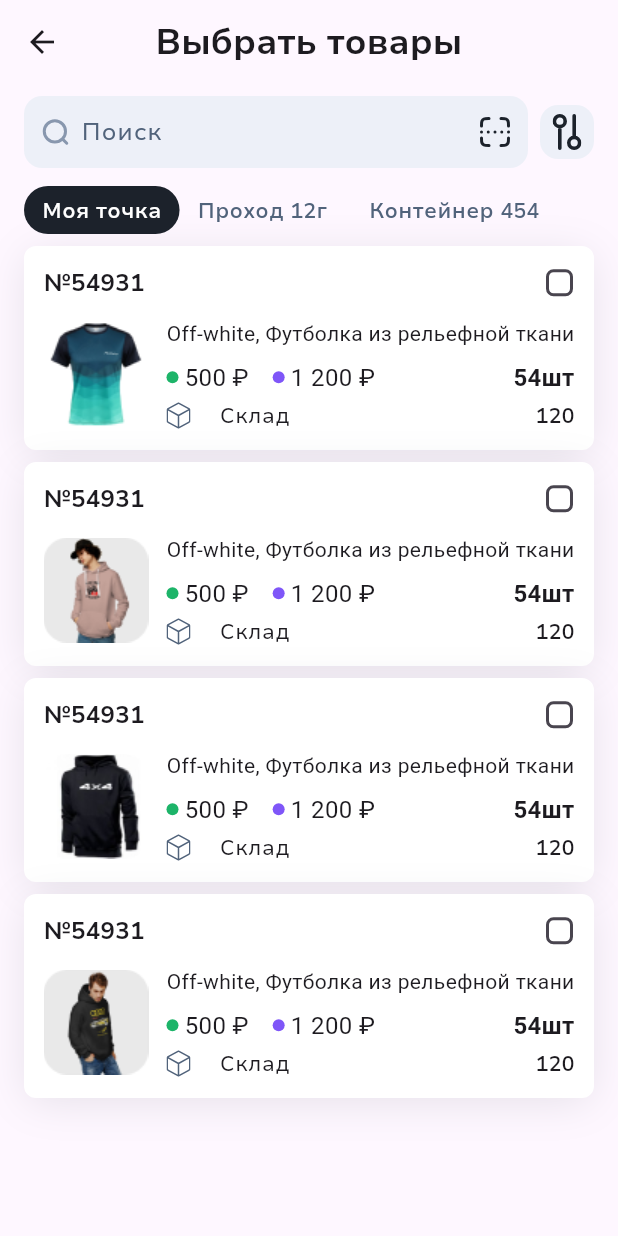
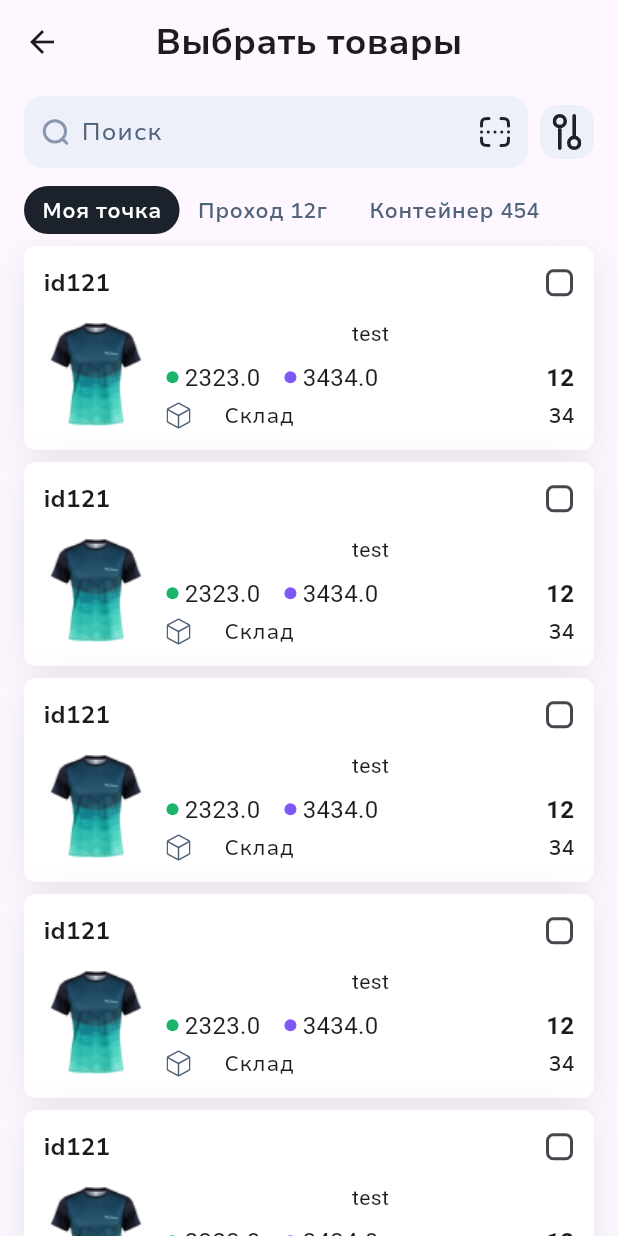
Before and after one commit to angelvlch/Flutter_Figma, a Flutter app: the screen it shows after launch, after a tap on "Добавить", on a phone screen of 412 x 824 dp. Run offline on Flutter 3.47's test engine with Material 3 defaults, Android fonts, the phone set to English and light mode, and no system bars; our stand-ins replace flutter_svg.

Commit message:
feat: add model Product

```diff
--- /dev/null
+++ b/lib/models/product.dart
@@ -0,0 +1,21 @@
+class Product {
+  final String name;
+  final String id;
+  final double sellCost;
+  final double buyCost;
+  final String image;
+  final int count;
+  final int stockCount;
+  bool isSelected;
+
+  Product({
+    required this.name,
+    required this.id,
+    required this.sellCost,
+    required this.buyCost,
+    required this.image,
+    required this.count,
+    required this.stockCount,
+    this.isSelected = false,
+  });
+}
--- a/lib/pages/main_screen.dart/three_buttons.dart
+++ b/lib/pages/main_screen.dart/three_buttons.dart
@@ -8,15 +8,13 @@ class ThreeButtons extends StatelessWidget {
 // вынести все в виджет
   @override
   Widget build(BuildContext context) {
-    return const Expanded(
-      child: Row(
+    return const Row(
       mainAxisAlignment: MainAxisAlignment.spaceBetween,
       children: [
         Padding(
           padding: EdgeInsets.all(12),
           child: MyWidget(
-                iconPath: 'assets/icons/calendar.svg',
-                title: 'История\nпродаж'),
+              iconPath: 'assets/icons/calendar.svg', title: 'История\nпродаж'),
         ),
         Padding(
           padding: EdgeInsets.all(12),
@@ -29,15 +27,14 @@ class ThreeButtons extends StatelessWidget {
               iconPath: 'assets/icons/file-plus.svg', title: 'Мои\nрасходы'),
         ),
       ],
-      ),
     );
   }
 }
 
 class MyWidget extends StatelessWidget {
-  final title;
-  final iconPath;
-  const MyWidget({super.key, this.title, this.iconPath});
+  final String title;
+  final String iconPath;
+  const MyWidget({super.key, required this.title, required this.iconPath});
 
   @override
   Widget build(BuildContext context) {
--- a/lib/pages/select_product/select_product_screen.dart
+++ b/lib/pages/select_product/select_product_screen.dart
@@ -1,7 +1,10 @@
+import 'package:figma/configs/foto.dart';
+import 'package:figma/models/product.dart';
 import 'package:figma/pages/select_product/widgets/clothes_card.dart';
 import 'package:figma/pages/select_product/widgets/container_chips.dart';
 import 'package:figma/pages/select_product/widgets/search_widget.dart';
 import 'package:flutter/material.dart';
+import 'package:flutter/widgets.dart';
 
 class SelectProductScreen extends StatefulWidget {
   const SelectProductScreen({super.key});
@@ -11,6 +14,48 @@ class SelectProductScreen extends StatefulWidget {
 }
 
 class _SelectProductScreenState extends State<SelectProductScreen> {
+  final _products = [
+    Product(
+        name: 'test',
+        id: 'id121',
+        sellCost: 3434,
+        buyCost: 2323,
+        image: Foto.listPathFoto.first,
+        count: 12,
+        stockCount: 34),
+    Product(
+        name: 'test',
+        id: 'id121',
+        sellCost: 3434,
+        buyCost: 2323,
+        image: Foto.listPathFoto.first,
+        count: 12,
+        stockCount: 34),
+    Product(
+        name: 'test',
+        id: 'id121',
+        sellCost: 3434,
+        buyCost: 2323,
+        image: Foto.listPathFoto.first,
+        count: 12,
+        stockCount: 34),
+    Product(
+        name: 'test',
+        id: 'id121',
+        sellCost: 3434,
+        buyCost: 2323,
+        image: Foto.listPathFoto.first,
+        count: 12,
+        stockCount: 34),
+    Product(
+        name: 'test',
+        id: 'id121',
+        sellCost: 3434,
+        buyCost: 2323,
+        image: Foto.listPathFoto.first,
+        count: 12,
+        stockCount: 34),
+  ];
   @override
   Widget build(BuildContext context) {
     return Scaffold(
@@ -25,15 +70,34 @@ class _SelectProductScreenState extends State<SelectProductScreen> {
           ),
         ),
       ),
-      body: Column(
+      body: Stack(
+        children: [
+          Column(
             children: [
               const SearchWidget(),
               const ContainerChips(),
               Expanded(
                 child: ListView.builder(
                   shrinkWrap: true,
-              itemCount: 4,
-              itemBuilder: (context, index) => ClothesCard(index: index),
+                  itemCount: _products.length,
+                  itemBuilder: (context, index) => ClothesCard(
+                    product: _products.elementAt(index),
+                    onChange: (value) => setState(
+                      () {
+                        _products.elementAt(index).isSelected = value ?? false;
+                      },
+                    ),
+                  ),
+                ),
+              ),
+            ],
+          ),
+          if (_products.any((element) => element.isSelected == true))
+            Align(
+              alignment: Alignment.center,
+              child: Container(
+                color: Colors.red,
+                height: 100,
               ),
             ),
         ],
--- a/lib/pages/select_product/widgets/clothes_card.dart
+++ b/lib/pages/select_product/widgets/clothes_card.dart
@@ -1,13 +1,14 @@
 import 'package:figma/configs/font_style.dart';
-import 'package:figma/configs/foto.dart';
-import 'package:figma/pages/count_items/count_items_screen.dart';
+
+import 'package:figma/models/product.dart';
+
 import 'package:flutter/material.dart';
 import 'package:flutter_svg/svg.dart';
 
 class ClothesCard extends StatefulWidget {
-  final index;
-
-  const ClothesCard({super.key, this.index});
+  final Product product;
+  final void Function(bool? value) onChange;
+  const ClothesCard({super.key, required this.product, required this.onChange});
 
   @override
   State<ClothesCard> createState() => _ClothesCardState();
@@ -15,7 +16,13 @@ class ClothesCard extends StatefulWidget {
 
 class _ClothesCardState extends State<ClothesCard> {
   bool? isChecked = false;
-  late List<int> selectedItem;
+
+  void onChange(bool? value) {
+    setState(() {
+      widget.product.isSelected = value!;
+    });
+  }
+
   @override
   Widget build(BuildContext context) {
     return Container(
@@ -29,14 +36,14 @@ class _ClothesCardState extends State<ClothesCard> {
             const SizedBox(height: 12),
             Row(
               children: [
-                Image.asset(Foto.listPathFoto[widget.index]),
+                Image.asset(widget.product.image),
                 const SizedBox(
                   width: 12,
                 ),
                 Expanded(
                   child: Column(
                     children: [
-                      const Text('Off-white, Футболка из рельефной ткани'),
+                      Text(widget.product.name),
                       const SizedBox(height: 8),
                       Row(
                         children: [
@@ -48,8 +55,8 @@ class _ClothesCardState extends State<ClothesCard> {
                                 borderRadius: BorderRadius.circular(20)),
                           ),
                           const SizedBox(width: 4),
-                          const Text(
-                            '500 ₽',
+                          Text(
+                            '${widget.product.buyCost}',
                             style: TextStyle(fontSize: 16),
                           ),
                           const SizedBox(width: 16),
@@ -61,15 +68,15 @@ class _ClothesCardState extends State<ClothesCard> {
                                 borderRadius: BorderRadius.circular(20)),
                           ),
                           const SizedBox(width: 4),
-                          const Text(
-                            '1 200 ₽',
+                          Text(
+                            '${widget.product.sellCost}',
                             style: TextStyle(fontSize: 16),
                           ),
                           const SizedBox(width: 16),
-                          const Expanded(
+                          Expanded(
                             child: Text(
-                              '54шт',
-                              style: TextStyle(
+                              '${widget.product.count}',
+                              style: const TextStyle(
                                 fontSize: 16,
                                 fontWeight: FontWeight.w700,
                               ),
@@ -98,8 +105,8 @@ class _ClothesCardState extends State<ClothesCard> {
                           const SizedBox(
                             width: 125,
                           ),
-                          const Text('120',
-                              style: TextStyle(
+                          Text('${widget.product.stockCount}',
+                              style: const TextStyle(
                                 fontFamily: MyFontStyle.fontFamily,
                                 fontWeight: FontWeight.w600,
                                 fontSize: 14,
@@ -119,8 +126,8 @@ class _ClothesCardState extends State<ClothesCard> {
     return Row(
       mainAxisAlignment: MainAxisAlignment.spaceBetween,
       children: [
-        const Text(
-          '№54931',
+        Text(
+          widget.product.id,
           style: TextStyle(
             fontFamily: MyFontStyle.fontFamily,
             fontSize: 16,
@@ -134,8 +141,8 @@ class _ClothesCardState extends State<ClothesCard> {
             shape:
                 RoundedRectangleBorder(borderRadius: BorderRadius.circular(5)),
             activeColor: const Color.fromRGBO(74, 114, 255, 1),
-            value: isChecked,
-            onChanged: (value) => change(value),
+            value: widget.product.isSelected,
+            onChanged: widget.onChange,
           ),
         ),
       ],
@@ -147,7 +154,9 @@ class _ClothesCardState extends State<ClothesCard> {
       color: Colors.white,
       border: Border.all(
         width: 1,
-        color: isChecked! ? Color.fromRGBO(74, 114, 255, 1) : Colors.white,
+        color: widget.product.isSelected
+            ? Color.fromRGBO(74, 114, 255, 1)
+            : Colors.white,
       ),
       borderRadius: BorderRadius.circular(8),
       boxShadow: const [
@@ -161,12 +170,8 @@ class _ClothesCardState extends State<ClothesCard> {
     );
   }
 
-  void change(bool? value) {
-    setState(() {
-      isChecked = value;
-    });
-
-    showBottomSheet(
+  /*  showBottomSheet(
+        enableDrag: false,
         context: context,
         builder: (context) {
           return Column(
@@ -269,5 +274,5 @@ class _ClothesCardState extends State<ClothesCard> {
             ],
           );
         });
-  }
+   */
 }
```
Lines whose indentation alone changed are shown as unchanged.
